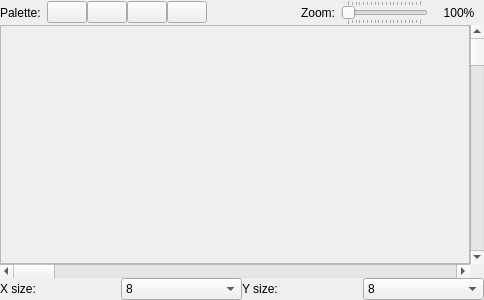
Before: the Qt Designer form designers/tile_stamp_editor/tilestampeditorform.ui in christopherpow/nesicide, drawn with Qt 5.
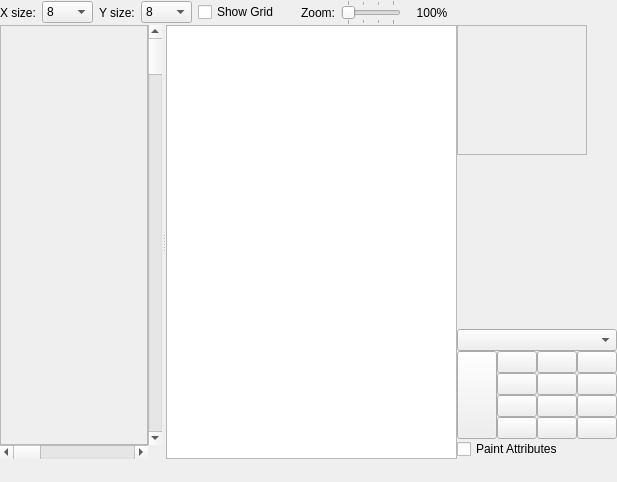
After: the same form once the commit is applied. Icons and pictures are not drawn. Custom widgets are drawn as their Qt base class.

Commit message: Working Tile Editor. Still not complete, though. Fixed some save-file issues. Architected an 'applyChanges' infrastructure that allows changes saved in one editor to be propagated to other open editors [think of things like changing an Attribute Table and having the change appear in the open Tile Editors that are currently using that Attribute Table. Added capability to get an image of a CHR bank item.

```diff
--- a/designers/tile_stamp_editor/tilestampeditorform.ui
+++ b/designers/tile_stamp_editor/tilestampeditorform.ui
@@ -6,8 +6,8 @@
    <rect>
     <x>0</x>
     <y>0</y>
-    <width>484</width>
-    <height>300</height>
+    <width>617</width>
+    <height>482</height>
    </rect>
   </property>
   <property name="contextMenuPolicy">
@@ -16,23 +16,32 @@
   <property name="windowTitle">
    <string>Form</string>
   </property>
-  <layout class="QGridLayout" name="gridLayout">
+  <layout class="QGridLayout" name="gridLayout_2">
    <property name="margin">
     <number>0</number>
    </property>
    <property name="spacing">
     <number>0</number>
    </property>
-   <item row="5" column="0" colspan="4">
-    <layout class="QGridLayout" name="gridLayout_4">
      <item row="0" column="0">
+    <layout class="QHBoxLayout" name="horizontalLayout">
+     <property name="spacing">
+      <number>6</number>
+     </property>
+     <property name="sizeConstraint">
+      <enum>QLayout::SetDefaultConstraint</enum>
+     </property>
+     <property name="margin">
+      <number>0</number>
+     </property>
+     <item>
       <widget class="QLabel" name="label_3">
        <property name="text">
         <string>X size:</string>
        </property>
       </widget>
      </item>
-     <item row="0" column="1">
+     <item>
       <widget class="QComboBox" name="xSize">
        <item>
         <property name="text">
@@ -81,14 +90,14 @@
        </item>
       </widget>
      </item>
-     <item row="0" column="2">
+     <item>
       <widget class="QLabel" name="label_4">
        <property name="text">
         <string>Y size:</string>
        </property>
       </widget>
      </item>
-     <item row="0" column="3">
+     <item>
       <widget class="QComboBox" name="ySize">
        <item>
         <property name="text">
@@ -137,111 +146,13 @@
        </item>
       </widget>
      </item>
-    </layout>
-   </item>
-   <item row="2" column="0">
-    <layout class="QGridLayout" name="gridLayout_3">
-     <property name="spacing">
-      <number>0</number>
-     </property>
-     <item row="0" column="0" colspan="3">
-      <layout class="QHBoxLayout" name="horizontalLayout">
-       <property name="spacing">
-        <number>6</number>
-       </property>
-       <property name="margin">
-        <number>0</number>
-       </property>
        <item>
-        <widget class="QLabel" name="label">
+      <widget class="QCheckBox" name="grid">
          <property name="text">
-          <string>Palette:</string>
+        <string>Show Grid</string>
          </property>
         </widget>
        </item>
-       <item>
-        <layout class="QHBoxLayout" name="horizontalLayout_2">
-         <property name="spacing">
-          <number>0</number>
-         </property>
-         <item>
-          <widget class="QtColorPicker" name="col0PushButton">
-           <property name="sizePolicy">
-            <sizepolicy hsizetype="Fixed" vsizetype="Fixed">
-             <horstretch>0</horstretch>
-             <verstretch>0</verstretch>
-            </sizepolicy>
-           </property>
-           <property name="maximumSize">
-            <size>
-             <width>60</width>
-             <height>16777215</height>
-            </size>
-           </property>
-           <property name="text">
-            <string/>
-           </property>
-          </widget>
-         </item>
-         <item>
-          <widget class="QtColorPicker" name="col1PushButton">
-           <property name="sizePolicy">
-            <sizepolicy hsizetype="Fixed" vsizetype="Fixed">
-             <horstretch>0</horstretch>
-             <verstretch>0</verstretch>
-            </sizepolicy>
-           </property>
-           <property name="maximumSize">
-            <size>
-             <width>60</width>
-             <height>16777215</height>
-            </size>
-           </property>
-           <property name="text">
-            <string/>
-           </property>
-          </widget>
-         </item>
-         <item>
-          <widget class="QtColorPicker" name="col2PushButton">
-           <property name="sizePolicy">
-            <sizepolicy hsizetype="Fixed" vsizetype="Fixed">
-             <horstretch>0</horstretch>
-             <verstretch>0</verstretch>
-            </sizepolicy>
-           </property>
-           <property name="maximumSize">
-            <size>
-             <width>60</width>
-             <height>16777215</height>
-            </size>
-           </property>
-           <property name="text">
-            <string/>
-           </property>
-          </widget>
-         </item>
-         <item>
-          <widget class="QtColorPicker" name="col3PushButton">
-           <property name="sizePolicy">
-            <sizepolicy hsizetype="Fixed" vsizetype="Fixed">
-             <horstretch>0</horstretch>
-             <verstretch>0</verstretch>
-            </sizepolicy>
-           </property>
-           <property name="maximumSize">
-            <size>
-             <width>60</width>
-             <height>16777215</height>
-            </size>
-           </property>
-           <property name="text">
-            <string/>
-           </property>
-          </widget>
-         </item>
-        </layout>
-       </item>
        <item>
         <spacer name="horizontalSpacer">
          <property name="orientation">
@@ -265,16 +176,19 @@
        <item>
         <widget class="QSlider" name="zoomSlider">
          <property name="minimum">
-          <number>100</number>
+        <number>0</number>
          </property>
          <property name="maximum">
-          <number>2000</number>
+        <number>3</number>
          </property>
          <property name="singleStep">
-          <number>100</number>
+        <number>1</number>
          </property>
          <property name="pageStep">
-          <number>100</number>
+        <number>1</number>
+       </property>
+       <property name="value">
+        <number>0</number>
          </property>
          <property name="orientation">
           <enum>Qt::Horizontal</enum>
@@ -289,7 +203,7 @@
           <enum>QSlider::TicksBothSides</enum>
          </property>
          <property name="tickInterval">
-          <number>100</number>
+        <number>1</number>
          </property>
         </widget>
        </item>
@@ -323,21 +237,100 @@
        </item>
       </layout>
      </item>
-     <item row="1" column="0">
+   <item row="5" column="0" colspan="2">
+    <layout class="QHBoxLayout" name="horizontalLayout_2">
+     <property name="sizeConstraint">
+      <enum>QLayout::SetDefaultConstraint</enum>
+     </property>
+     <item>
+      <widget class="QToolButton" name="clear">
+       <property name="toolTip">
+        <string>Clear</string>
+       </property>
+       <property name="text">
+        <string/>
+       </property>
+       <property name="icon">
+        <iconset resource="../../resource.qrc">
+         <normaloff>:/resources/22_edit-clear.png</normaloff>:/resources/22_edit-clear.png</iconset>
+       </property>
+       <property name="autoRaise">
+        <bool>true</bool>
+       </property>
+      </widget>
+     </item>
+     <item>
+      <widget class="QToolButton" name="paint">
+       <property name="text">
+        <string/>
+       </property>
+       <property name="icon">
+        <iconset resource="../../resource.qrc">
+         <normaloff>:/resources/paintcan.png</normaloff>:/resources/paintcan.png</iconset>
+       </property>
+       <property name="autoRaise">
+        <bool>true</bool>
+       </property>
+      </widget>
+     </item>
+     <item>
+      <spacer name="horizontalSpacer_2">
+       <property name="orientation">
+        <enum>Qt::Horizontal</enum>
+       </property>
+       <property name="sizeHint" stdset="0">
+        <size>
+         <width>40</width>
+         <height>20</height>
+        </size>
+       </property>
+      </spacer>
+     </item>
+    </layout>
+   </item>
+   <item row="2" column="0" rowspan="3">
+    <widget class="QSplitter" name="splitter">
+     <property name="sizePolicy">
+      <sizepolicy hsizetype="Expanding" vsizetype="Expanding">
+       <horstretch>0</horstretch>
+       <verstretch>0</verstretch>
+      </sizepolicy>
+     </property>
+     <property name="orientation">
+      <enum>Qt::Horizontal</enum>
+     </property>
+     <widget class="QWidget" name="gridLayoutWidget">
+      <layout class="QGridLayout" name="gridLayout">
+       <property name="spacing">
+        <number>0</number>
+       </property>
+       <item row="0" column="0">
       <widget class="QFrame" name="frame">
        <property name="sizePolicy">
-        <sizepolicy hsizetype="Expanding" vsizetype="Expanding">
+          <sizepolicy hsizetype="Preferred" vsizetype="Preferred">
          <horstretch>0</horstretch>
          <verstretch>0</verstretch>
         </sizepolicy>
        </property>
+         <property name="minimumSize">
+          <size>
+           <width>128</width>
+           <height>128</height>
+          </size>
+         </property>
+         <property name="cursor">
+          <cursorShape>CrossCursor</cursorShape>
+         </property>
+         <property name="mouseTracking">
+          <bool>true</bool>
+         </property>
        <property name="frameShape">
         <enum>QFrame::StyledPanel</enum>
        </property>
        <property name="frameShadow">
-        <enum>QFrame::Raised</enum>
-       </property>
-       <layout class="QGridLayout" name="gridLayout_2">
+          <enum>QFrame::Sunken</enum>
+         </property>
+         <layout class="QGridLayout" name="gridLayout_3">
         <property name="margin">
          <number>0</number>
         </property>
@@ -347,17 +340,337 @@
        </layout>
       </widget>
      </item>
-     <item row="2" column="0">
+       <item row="0" column="1">
+        <widget class="QScrollBar" name="verticalScrollBar">
+         <property name="orientation">
+          <enum>Qt::Vertical</enum>
+         </property>
+        </widget>
+       </item>
+       <item row="1" column="0">
       <widget class="QScrollBar" name="horizontalScrollBar">
        <property name="orientation">
         <enum>Qt::Horizontal</enum>
        </property>
       </widget>
      </item>
+      </layout>
+     </widget>
+     <widget class="QWidget" name="gridLayoutWidget_2">
+      <layout class="QGridLayout" name="gridLayout_7">
+       <property name="spacing">
+        <number>0</number>
+       </property>
+       <item row="1" column="0" rowspan="3">
+        <widget class="QListView" name="tileList">
+         <property name="sizePolicy">
+          <sizepolicy hsizetype="Expanding" vsizetype="Expanding">
+           <horstretch>0</horstretch>
+           <verstretch>0</verstretch>
+          </sizepolicy>
+         </property>
+         <property name="dragEnabled">
+          <bool>true</bool>
+         </property>
+         <property name="dragDropMode">
+          <enum>QAbstractItemView::DragOnly</enum>
+         </property>
+         <property name="selectionMode">
+          <enum>QAbstractItemView::SingleSelection</enum>
+         </property>
+         <property name="textElideMode">
+          <enum>Qt::ElideNone</enum>
+         </property>
+         <property name="verticalScrollMode">
+          <enum>QAbstractItemView::ScrollPerPixel</enum>
+         </property>
+         <property name="movement">
+          <enum>QListView::Static</enum>
+         </property>
+         <property name="selectionRectVisible">
+          <bool>true</bool>
+         </property>
+        </widget>
+       </item>
+      </layout>
+     </widget>
+    </widget>
+   </item>
+   <item row="2" column="1">
+    <widget class="QFrame" name="preview">
+     <property name="sizePolicy">
+      <sizepolicy hsizetype="Fixed" vsizetype="Fixed">
+       <horstretch>0</horstretch>
+       <verstretch>0</verstretch>
+      </sizepolicy>
+     </property>
+     <property name="minimumSize">
+      <size>
+       <width>130</width>
+       <height>130</height>
+      </size>
+     </property>
+     <property name="frameShape">
+      <enum>QFrame::StyledPanel</enum>
+     </property>
+     <property name="frameShadow">
+      <enum>QFrame::Sunken</enum>
+     </property>
+     <layout class="QGridLayout" name="gridLayout_5">
+      <property name="margin">
+       <number>0</number>
+      </property>
+      <property name="spacing">
+       <number>0</number>
+      </property>
+     </layout>
+    </widget>
+   </item>
+   <item row="3" column="1">
+    <spacer name="verticalSpacer">
+     <property name="orientation">
+      <enum>Qt::Vertical</enum>
+     </property>
+     <property name="sizeHint" stdset="0">
+      <size>
+       <width>20</width>
+       <height>40</height>
+      </size>
+     </property>
+    </spacer>
+   </item>
+   <item row="4" column="1">
+    <layout class="QGridLayout" name="gridLayout_4">
+     <property name="spacing">
+      <number>0</number>
+     </property>
+     <item row="1" column="0" rowspan="4">
+      <widget class="ColorPushButton" name="palbkgnd">
+       <property name="sizePolicy">
+        <sizepolicy hsizetype="Minimum" vsizetype="Minimum">
+         <horstretch>0</horstretch>
+         <verstretch>0</verstretch>
+        </sizepolicy>
+       </property>
+       <property name="autoFillBackground">
+        <bool>false</bool>
+       </property>
+       <property name="text">
+        <string/>
+       </property>
+       <property name="iconSize">
+        <size>
+         <width>23</width>
+         <height>23</height>
+        </size>
+       </property>
+       <property name="checkable">
+        <bool>true</bool>
+       </property>
+       <property name="checked">
+        <bool>false</bool>
+       </property>
+      </widget>
+     </item>
      <item row="1" column="1">
-      <widget class="QScrollBar" name="verticalScrollBar">
-       <property name="orientation">
-        <enum>Qt::Vertical</enum>
+      <widget class="ColorPushButton" name="pal0col1">
+       <property name="text">
+        <string/>
+       </property>
+       <property name="iconSize">
+        <size>
+         <width>23</width>
+         <height>23</height>
+        </size>
+       </property>
+       <property name="checkable">
+        <bool>true</bool>
+       </property>
+      </widget>
+     </item>
+     <item row="1" column="2">
+      <widget class="ColorPushButton" name="pal0col2">
+       <property name="text">
+        <string/>
+       </property>
+       <property name="iconSize">
+        <size>
+         <width>23</width>
+         <height>23</height>
+        </size>
+       </property>
+       <property name="checkable">
+        <bool>true</bool>
+       </property>
+      </widget>
+     </item>
+     <item row="1" column="3">
+      <widget class="ColorPushButton" name="pal0col3">
+       <property name="text">
+        <string/>
+       </property>
+       <property name="iconSize">
+        <size>
+         <width>23</width>
+         <height>23</height>
+        </size>
+       </property>
+       <property name="checkable">
+        <bool>true</bool>
+       </property>
+      </widget>
+     </item>
+     <item row="2" column="2">
+      <widget class="ColorPushButton" name="pal1col2">
+       <property name="text">
+        <string/>
+       </property>
+       <property name="iconSize">
+        <size>
+         <width>23</width>
+         <height>23</height>
+        </size>
+       </property>
+       <property name="checkable">
+        <bool>true</bool>
+       </property>
+      </widget>
+     </item>
+     <item row="2" column="1">
+      <widget class="ColorPushButton" name="pal1col1">
+       <property name="text">
+        <string/>
+       </property>
+       <property name="iconSize">
+        <size>
+         <width>23</width>
+         <height>23</height>
+        </size>
+       </property>
+       <property name="checkable">
+        <bool>true</bool>
+       </property>
+      </widget>
+     </item>
+     <item row="2" column="3">
+      <widget class="ColorPushButton" name="pal1col3">
+       <property name="text">
+        <string/>
+       </property>
+       <property name="iconSize">
+        <size>
+         <width>23</width>
+         <height>23</height>
+        </size>
+       </property>
+       <property name="checkable">
+        <bool>true</bool>
+       </property>
+      </widget>
+     </item>
+     <item row="3" column="1">
+      <widget class="ColorPushButton" name="pal2col1">
+       <property name="text">
+        <string/>
+       </property>
+       <property name="iconSize">
+        <size>
+         <width>23</width>
+         <height>23</height>
+        </size>
+       </property>
+       <property name="checkable">
+        <bool>true</bool>
+       </property>
+      </widget>
+     </item>
+     <item row="3" column="2">
+      <widget class="ColorPushButton" name="pal2col2">
+       <property name="text">
+        <string/>
+       </property>
+       <property name="iconSize">
+        <size>
+         <width>23</width>
+         <height>23</height>
+        </size>
+       </property>
+       <property name="checkable">
+        <bool>true</bool>
+       </property>
+      </widget>
+     </item>
+     <item row="3" column="3">
+      <widget class="ColorPushButton" name="pal2col3">
+       <property name="text">
+        <string/>
+       </property>
+       <property name="iconSize">
+        <size>
+         <width>23</width>
+         <height>23</height>
+        </size>
+       </property>
+       <property name="checkable">
+        <bool>true</bool>
+       </property>
+      </widget>
+     </item>
+     <item row="4" column="1">
+      <widget class="ColorPushButton" name="pal3col1">
+       <property name="text">
+        <string/>
+       </property>
+       <property name="iconSize">
+        <size>
+         <width>23</width>
+         <height>23</height>
+        </size>
+       </property>
+       <property name="checkable">
+        <bool>true</bool>
+       </property>
+      </widget>
+     </item>
+     <item row="4" column="2">
+      <widget class="ColorPushButton" name="pal3col2">
+       <property name="text">
+        <string/>
+       </property>
+       <property name="iconSize">
+        <size>
+         <width>23</width>
+         <height>23</height>
+        </size>
+       </property>
+       <property name="checkable">
+        <bool>true</bool>
+       </property>
+      </widget>
+     </item>
+     <item row="4" column="3">
+      <widget class="ColorPushButton" name="pal3col3">
+       <property name="text">
+        <string/>
+       </property>
+       <property name="iconSize">
+        <size>
+         <width>23</width>
+         <height>23</height>
+        </size>
+       </property>
+       <property name="checkable">
+        <bool>true</bool>
+       </property>
+      </widget>
+     </item>
+     <item row="0" column="0" colspan="4">
+      <widget class="QComboBox" name="attributeTable"/>
+     </item>
+     <item row="5" column="0" colspan="4">
+      <widget class="QCheckBox" name="paintAttr">
+       <property name="text">
+        <string>Paint Attributes</string>
        </property>
       </widget>
      </item>
@@ -367,11 +680,13 @@
  </widget>
  <customwidgets>
   <customwidget>
-   <class>QtColorPicker</class>
+   <class>ColorPushButton</class>
    <extends>QPushButton</extends>
-   <header location="global">qtcolorpicker.h</header>
+   <header location="global">colorpushbutton.h</header>
   </customwidget>
  </customwidgets>
- <resources/>
+ <resources>
+  <include location="../../resource.qrc"/>
+ </resources>
  <connections/>
 </ui>
```
Lines whose indentation alone changed are shown as unchanged. The commit also changes 37 other files.
